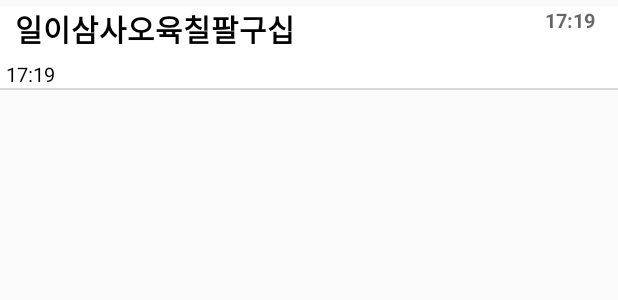
After one commit to SONSAZANG/moonyou_Main, an Android app: the layout commentsview.xml on its own in the app's theme, with its tools: preview values and no code run, on a phone screen of 412 x 824 dp. The commit adds this screen. Shown: the top 300 px of the screen. Run offline under Robolectric (Android 15) with nearby library versions, the light colour scheme and no system bars; Roboto replaces fonts that are not available here.

Commit message:
댓글 출력

```diff
--- a/app/src/main/res/layout/activity_maincommunity.xml
+++ b/app/src/main/res/layout/activity_maincommunity.xml
@@ -55,8 +55,7 @@
     <FrameLayout
         android:id="@+id/all_board"
         android:layout_width="match_parent"
-        android:layout_height="460dp"
-        android:layout_marginTop="12dp"
+        android:layout_height="520dp"
         android:visibility="visible"
         app:layout_constraintBottom_toTopOf="@+id/navi"
         app:layout_constraintTop_toBottomOf="@+id/bord"
@@ -124,7 +123,7 @@
         <LinearLayout
             android:layout_width="414dp"
             android:layout_height="match_parent"
-            android:layout_weight="5.5"
+            android:layout_weight="5"
             android:gravity="center">
 
             <Button
--- /dev/null
+++ b/app/src/main/res/layout/commentsview.xml
@@ -0,0 +1,58 @@
+<?xml version="1.0" encoding="utf-8"?>
+<LinearLayout xmlns:android="http://schemas.android.com/apk/res/android"
+    xmlns:app="http://schemas.android.com/apk/res-auto"
+    xmlns:tools="http://schemas.android.com/tools"
+    android:layout_width="match_parent"
+    android:layout_height="wrap_content"
+    android:layout_marginTop="4dp"
+    android:layout_marginBottom="2dp"
+    android:background="@color/white"
+    android:orientation="vertical"
+    app:layout_behavior="@string/appbar_scrolling_view_behavior">
+
+
+    <androidx.constraintlayout.widget.ConstraintLayout
+        android:layout_width="match_parent"
+        android:layout_height="wrap_content"
+        android:layout_marginBottom="5dp">
+        <TextView
+            android:id="@+id/writer"
+            android:layout_width="wrap_content"
+            android:layout_height="25dp"
+            android:text="일이삼사오육칠팔구십"
+            android:textColor="@color/black"
+            android:textSize="20dp"
+            android:textStyle="bold"
+            android:layout_marginLeft="10dp"
+            app:layout_constraintLeft_toLeftOf="parent"
+            />
+
+        <TextView
+            android:id="@+id/writetime"
+            android:layout_width="wrap_content"
+            android:layout_height="wrap_content"
+            android:layout_marginStart="4dp"
+            android:text="17:19"
+            android:textColor="#99000000"
+            android:textSize="13dp"
+            android:textStyle="bold"
+            android:layout_marginRight="15dp"
+            app:layout_constraintRight_toRightOf="parent"/>
+    </androidx.constraintlayout.widget.ConstraintLayout>
+
+    <TextView
+        android:id="@+id/commentscontents"
+        android:layout_width="wrap_content"
+        android:layout_height="wrap_content"
+        android:layout_marginStart="4dp"
+        android:layout_marginTop="5dp"
+        android:text="17:19"
+        android:textAlignment="viewStart"
+        android:textColor="@color/black"
+        android:textSize="13dp"/>
+
+    <View
+        android:layout_width="match_parent"
+        android:layout_height="1dp"
+        android:background="#26000000"/>
+</LinearLayout>
```
Also changed, not shown: app/src/main/java/com/example/moonyou_test/commentsadpter.java (added, +105 -0 lines), app/src/main/java/com/example/moonyou_test/commentsgetset.java (added, +33 -0 lines), app/src/main/java/com/example/moonyou_test/maincommpage2.java (+73 -19 lines), app/src/main/res/layout/activity_maincommpage2.xml (+57 -2 lines), 1 other file.
